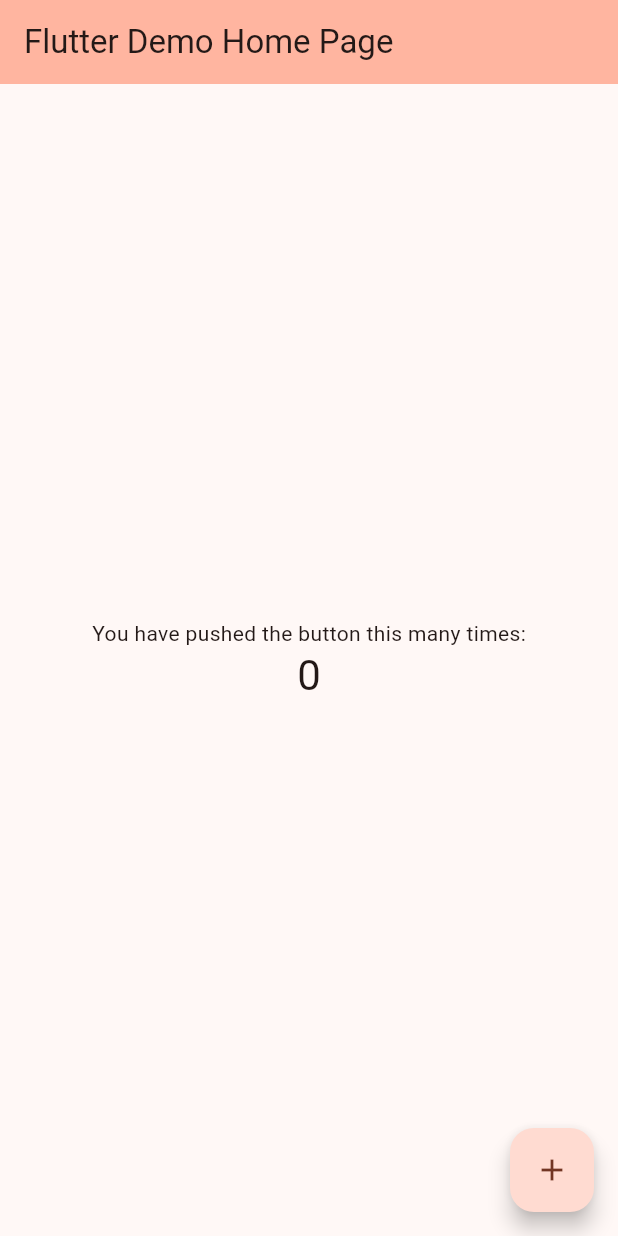
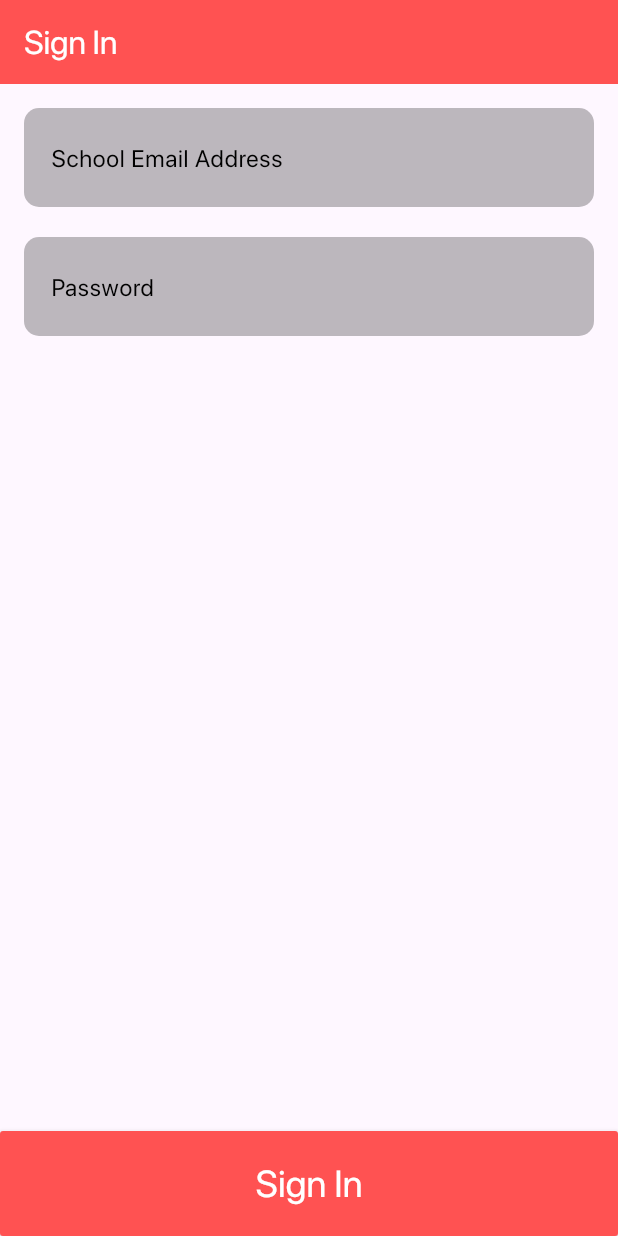
Before and after one commit to bookofiyi/collaborative_library, a Flutter app: the screen it shows after launch, on a phone screen of 412 x 824 dp. Run offline on Flutter 3.47's test engine with Material 2 defaults, Android fonts, the phone set to English and light mode, and no system bars.

Commit message:
created sign in page

```diff
--- /dev/null
+++ b/lib/constants.dart
@@ -0,0 +1,8 @@
+import 'package:flutter/material.dart';
+
+const Color kwhite = Colors.white;
+const Color kred = Colors.redAccent;
+const Color kgrey = Colors.black45;
+const Color kLightGrey = Colors.black26;
+const Color kblack = Colors.black;
+Color? kpurple = Colors.purple[100];
--- a/lib/main.dart
+++ b/lib/main.dart
@@ -1,3 +1,4 @@
+import 'package:collab_library/sign_in.dart';
 import 'package:flutter/material.dart';
 
 void main() {
@@ -14,10 +15,11 @@
       title: 'Flutter Demo',
       theme: ThemeData(
         // This is the theme of your application.
-        colorScheme: ColorScheme.fromSeed(seedColor: Colors.deepOrange),
+        colorScheme: ColorScheme.fromSeed(seedColor: Colors.deepPurple),
         useMaterial3: true,
+        fontFamily: 'San Francisco',
       ),
-      home: const MyHomePage(title: 'Flutter Demo Home Page'),
+      home: const SignIn(),
     );
   }
 }
--- /dev/null
+++ b/lib/sign_in.dart
@@ -0,0 +1,152 @@
+import 'package:collab_library/constants.dart';
+import 'package:flutter/material.dart';
+
+class SignIn extends StatefulWidget {
+  const SignIn({super.key});
+
+  @override
+  State<SignIn> createState() => _SignInState();
+}
+
+class _SignInState extends State<SignIn> {
+  String emailAddress = '';
+  String password = '';
+
+  void showInSnackBar(context, String value) {
+    final snackBar = SnackBar(
+      content: Text(value),
+      backgroundColor: kred,
+      behavior: SnackBarBehavior.floating,
+      action: SnackBarAction(
+        label: 'DISMISS',
+        textColor: kwhite,
+        onPressed: () {
+          ScaffoldMessenger.of(context).hideCurrentSnackBar();
+        },
+      ),
+    );
+    ScaffoldMessenger.of(context).showSnackBar(snackBar);
+  }
+
+  @override
+  Widget build(BuildContext context) {
+    return Scaffold(
+      appBar: AppBar(
+        title: const Text(
+          'Sign In',
+          style: TextStyle(
+            color: kwhite,
+          ),
+        ),
+        backgroundColor: kred,
+      ),
+      body: Column(
+        children: [
+          Expanded(
+            child: SingleChildScrollView(
+              physics: const BouncingScrollPhysics(),
+              child: Padding(
+                padding: const EdgeInsets.all(16.0),
+                child: Column(
+                  mainAxisAlignment: MainAxisAlignment.center,
+                  children: [
+                    // Email Address Field
+                    Container(
+                      decoration: const BoxDecoration(
+                        borderRadius: BorderRadius.all(Radius.circular(10)),
+                        color: kLightGrey,
+                      ),
+                      child: Padding(
+                        padding: const EdgeInsets.only(left: 8.0),
+                        child: TextFormField(
+                          style: const TextStyle(
+                            fontSize: 20,
+                          ),
+                          decoration: const InputDecoration(
+                            contentPadding: EdgeInsets.all(10.0),
+                            labelText: "School Email Address",
+                            labelStyle: TextStyle(
+                              color: kblack,
+                            ),
+                            floatingLabelStyle: TextStyle(
+                              color: kblack,
+                            ),
+                            border: InputBorder.none,
+                          ),
+                          onChanged: (value) {
+                            emailAddress = value;
+                          },
+                        ),
+                      ),
+                    ),
+                    // End of Email Addresss Field
+
+                    const SizedBox(
+                      height: 20,
+                    ),
+
+                    // Password Field
+                    Container(
+                      decoration: const BoxDecoration(
+                        borderRadius: BorderRadius.all(Radius.circular(10)),
+                        color: kLightGrey,
+                      ),
+                      child: Padding(
+                        padding: const EdgeInsets.only(left: 8.0),
+                        child: TextFormField(
+                          style: const TextStyle(
+                            fontSize: 20,
+                          ),
+                          decoration: const InputDecoration(
+                            contentPadding: EdgeInsets.all(10.0),
+                            labelText: "Password",
+                            labelStyle: TextStyle(
+                              color: kblack,
+                            ),
+                            floatingLabelStyle: TextStyle(
+                              color: kblack,
+                            ),
+                            border: InputBorder.none,
+                          ),
+                          obscureText: true,
+                          enableSuggestions: false,
+                          autocorrect: false,
+                          onChanged: (value) {
+                            password = value;
+                          },
+                        ),
+                      ),
+                    ),
+                    // End of Password Field
+                  ],
+                ),
+              ),
+            ),
+          ),
+          Center(
+            child: MaterialButton(
+              onPressed: () {
+                // if (emailAddress.endsWith('student.oauife.edu.ng')) {
+                // } else {
+                //   showInSnackBar(
+                //       context, 'Please use your school email to register');
+                // }
+              },
+              minWidth: double.infinity,
+              height: 70,
+              elevation: 3,
+              color: kred,
+              child: const Text(
+                'Sign In',
+                style: TextStyle(
+                  fontSize: 25,
+                  color: kwhite,
+                ),
+              ),
+            ),
+          ),
+        ],
+      ),
+    );
+  }
+}
```
Also changed, not shown: pubspec.yaml (+9 -4 lines), assets/fonts/SF-Pro-Display-Bold.otf (added), assets/fonts/SF-Pro-Display-Regular.otf (added), assets/fonts/SF-Pro-Display-RegularItalic.otf (added), lib/sign_up.dart (added).
